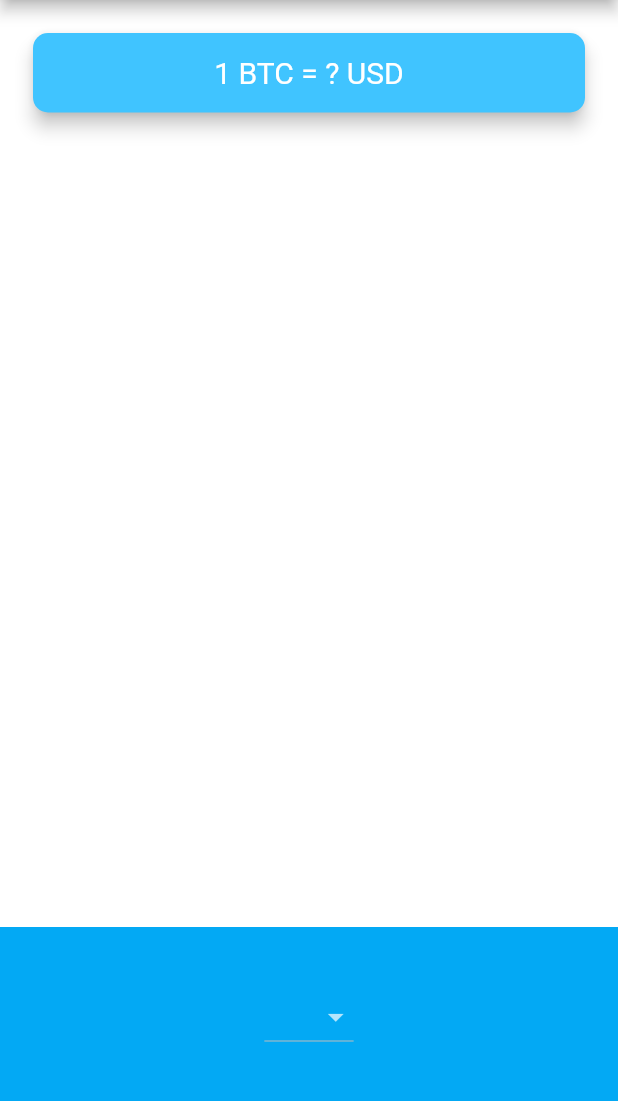
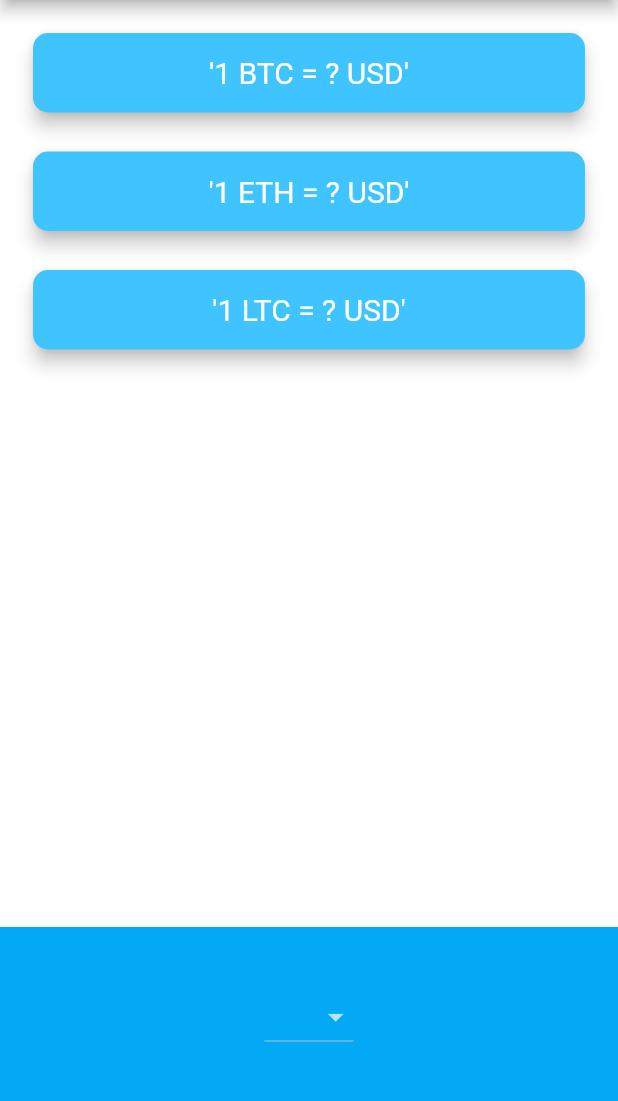
Before and after one commit to marcelom17/The-Complete-Flutter-Development-Bootcamp-with-Dart, a Flutter app: the screen it shows after launch, on a phone screen of 412 x 824 dp, the part 84-1185 px from its top. Run offline on Flutter 3.47's test engine with Material 2 defaults, Android fonts, the phone set to English and light mode, and no system bars; our stand-ins replace audioplayers, flutter_spinkit, font_awesome_flutter, geolocator, rflutter_alert; network calls fail.

Commit message:
[NEW] Final form for bitcoin ticker - checks rate for BTC, ETH & LTC

```diff
--- /dev/null
+++ b/Lesson 14 - Bitcoin Ticker/lib/Model/coin_model.dart
@@ -0,0 +1,41 @@
+// To parse this JSON data, do
+//
+//     final coin = coinFromJson(jsonString);
+
+import 'dart:convert';
+
+Coin coinFromJson(String str) => Coin.fromJson(json.decode(str));
+
+String coinToJson(Coin data) => json.encode(data.toJson());
+
+class Coin {
+  final DateTime time;
+  final String assetIdBase;
+  final String assetIdQuote;
+  final double rate;
+
+  Coin({
+    this.time,
+    this.assetIdBase,
+    this.assetIdQuote,
+    this.rate,
+  });
+
+  factory Coin.fromRawJson(String str) => Coin.fromJson(json.decode(str));
+
+  String toRawJson() => json.encode(toJson());
+
+  factory Coin.fromJson(Map<String, dynamic> json) => Coin(
+        time: DateTime.parse(json["time"]),
+        assetIdBase: json["asset_id_base"],
+        assetIdQuote: json["asset_id_quote"],
+        rate: json["rate"]?.toDouble(),
+      );
+
+  Map<String, dynamic> toJson() => {
+        "time": time.toIso8601String(),
+        "asset_id_base": assetIdBase,
+        "asset_id_quote": assetIdQuote,
+        "rate": rate,
+      };
+}
--- a/Lesson 14 - Bitcoin Ticker/lib/coin_data.dart
+++ b/Lesson 14 - Bitcoin Ticker/lib/coin_data.dart
@@ -1,31 +1,22 @@
-const List<String> currenciesList = [
-  'AUD',
-  'BRL',
-  'CAD',
-  'CNY',
-  'EUR',
-  'GBP',
-  'HKD',
-  'IDR',
-  'ILS',
-  'INR',
-  'JPY',
-  'MXN',
-  'NOK',
-  'NZD',
-  'PLN',
-  'RON',
-  'RUB',
-  'SEK',
-  'SGD',
-  'USD',
-  'ZAR'
-];
+import 'package:bitcoin_ticker/Model/coin_model.dart';
+import 'package:http/http.dart' as http;
+import 'dart:convert' as convert;
 
-const List<String> cryptoList = [
-  'BTC',
-  'ETH',
-  'LTC',
-];
+import 'constants.dart';
 
-class CoinData {}
+class CoinData {
+  Future<Coin> getCoinData(String from, String to) async {
+    var url = Uri.parse("$baseURL/$from/$to?apikey=$apiKey");
+
+    print(url.toString());
+
+    final http.Response response = await http.get(url);
+    return Coin.fromRawJson(response.body);
+    /* if (response.statusCode == 200) {
+      print("response: 200");
+      final coin = coinFromJson(response.body);
+    } else {
+      print("response code : ${response.statusCode}");
+    } */
+  }
+}
--- /dev/null
+++ b/Lesson 14 - Bitcoin Ticker/lib/constants.dart
@@ -0,0 +1,32 @@
+const String baseURL = "https://rest.coinapi.io/v1/exchangerate";
+const String apiKey = "YOU'RE_COIN_API_KEY";
+
+const List<String> currenciesList = [
+  'AUD',
+  'BRL',
+  'CAD',
+  'CNY',
+  'EUR',
+  'GBP',
+  'HKD',
+  'IDR',
+  'ILS',
+  'INR',
+  'JPY',
+  'MXN',
+  'NOK',
+  'NZD',
+  'PLN',
+  'RON',
+  'RUB',
+  'SEK',
+  'SGD',
+  'USD',
+  'ZAR'
+];
+
+const List<String> cryptoList = [
+  'BTC',
+  'ETH',
+  'LTC',
+];
--- a/Lesson 14 - Bitcoin Ticker/lib/price_screen.dart
+++ b/Lesson 14 - Bitcoin Ticker/lib/price_screen.dart
@@ -1,8 +1,12 @@
 import 'dart:io' show Platform;
+import 'dart:math';
 
+import 'package:bitcoin_ticker/Model/coin_model.dart';
 import 'package:bitcoin_ticker/coin_data.dart';
 import 'package:flutter/cupertino.dart';
 import 'package:flutter/material.dart';
+
+import 'constants.dart';
 
 class PriceScreen extends StatefulWidget {
   @override
@@ -11,6 +15,22 @@ class PriceScreen extends StatefulWidget {
 
 class _PriceScreenState extends State<PriceScreen> {
   String selectedCurrency = "USD";
+  String crypto = "BTC";
+
+  final service = CoinData();
+
+  @override
+  void initState() {
+    super.initState();
+    getCoinData("USD");
+  }
+
+  void getCoinData(String coin) async {
+    var data = await service.getCoinData(crypto, coin);
+    if (data != null) {
+      // print(data.rate.toString());
+    }
+  }
 
   DropdownButton<String> getAndroidDropdownButton() {
     List<DropdownMenuItem<String>> list = [];
@@ -30,30 +50,96 @@ class _PriceScreenState extends State<PriceScreen> {
     );
   }
 
-  CupertinoPicker getiOSPicker() {
+  List<Widget> getiOSPickerList() {
     List<Widget> list = [];
     for (var value in currenciesList) {
       list.add(Text(value));
     }
-    return CupertinoPicker(
-        itemExtent: 34.0,
-        onSelectedItemChanged: ((value) {
-          print("pos: $value");
-        }),
-        children: list);
+    return list;
+  }
+
+  NotificationListener iOSPickerNotifier(List<Widget> list) {
+    return NotificationListener<ScrollEndNotification>(
+      onNotification: (notification) {
+        if (notification.metrics is! FixedExtentMetrics) {
+          return false;
+        }
+        final index = (notification.metrics as FixedExtentMetrics).itemIndex;
+
+        // This would be your callback function. Could use items[index]
+        // or something if that's more appropriate of course.
+        //onItemChanged(index);
+        print("position: $index - item: ${list[index]}");
+        Text selected = list[index] as Text;
+        setState(() {
+          selectedCurrency = selected.data;
+        });
+
+        // False allows the event to bubble up further
+        return false;
+      },
+      child: CupertinoPicker(
+          itemExtent: 34.0, onSelectedItemChanged: null, children: list),
+    );
   }
 
   @override
   Widget build(BuildContext context) {
+    final coin = service.getCoinData(cryptoList[0], selectedCurrency);
+    final coin2 = service.getCoinData(cryptoList[1], selectedCurrency);
+    final coin3 = service.getCoinData(cryptoList[2], selectedCurrency);
+
     return Scaffold(
       appBar: AppBar(
         title: Text('🤑 Coin Ticker'),
       ),
       body: Column(
-        mainAxisAlignment: MainAxisAlignment.spaceBetween,
+        mainAxisAlignment: MainAxisAlignment.start,
         crossAxisAlignment: CrossAxisAlignment.stretch,
         children: <Widget>[
-          Padding(
+          CoinWidget(
+              coin: coin,
+              crypto: cryptoList[0],
+              selectedCurrency: selectedCurrency),
+          CoinWidget(
+              coin: coin2,
+              crypto: cryptoList[1],
+              selectedCurrency: selectedCurrency),
+          CoinWidget(
+              coin: coin3,
+              crypto: cryptoList[2],
+              selectedCurrency: selectedCurrency),
+          Spacer(),
+          Container(
+            height: 150.0,
+            alignment: Alignment.center,
+            padding: EdgeInsets.only(bottom: 30.0),
+            color: Colors.lightBlue,
+            child: Platform.isIOS
+                ? iOSPickerNotifier(getiOSPickerList())
+                : getAndroidDropdownButton(),
+          ),
+        ],
+      ),
+    );
+  }
+}
+
+class CoinWidget extends StatelessWidget {
+  const CoinWidget({
+    Key key,
+    @required this.coin,
+    @required this.crypto,
+    @required this.selectedCurrency,
+  }) : super(key: key);
+
+  final Future<Coin> coin;
+  final String crypto;
+  final String selectedCurrency;
+
+  @override
+  Widget build(BuildContext context) {
+    return Padding(
       padding: EdgeInsets.fromLTRB(18.0, 18.0, 18.0, 0),
       child: Card(
         color: Colors.lightBlueAccent,
@@ -63,26 +149,40 @@ class _PriceScreenState extends State<PriceScreen> {
         ),
         child: Padding(
           padding: EdgeInsets.symmetric(vertical: 15.0, horizontal: 28.0),
-                child: Text(
-                  '1 BTC = ? USD',
+          child: FutureBuilder(
+              future: coin,
+              builder: (context, snapshot) {
+                if (snapshot.hasError) {
+                  return CoinText("'1 $crypto = ? $selectedCurrency'");
+                } else {
+                  final coinData = snapshot.data as Coin;
+                  return CoinText(
+                      "'1 $crypto = ${truncateToDecimalPlaces(coinData.rate, 3)} $selectedCurrency'");
+                }
+              }),
+        ),
+      ),
+    );
+  }
+}
+
+double truncateToDecimalPlaces(num value, int fractionalDigits) =>
+    (value * pow(10, fractionalDigits)).truncate() / pow(10, fractionalDigits);
+
+class CoinText extends StatelessWidget {
+  final String text;
+
+  CoinText(this.text);
+
+  @override
+  Widget build(BuildContext context) {
+    return Text(
+      text,
       textAlign: TextAlign.center,
       style: TextStyle(
         fontSize: 20.0,
         color: Colors.white,
       ),
-                ),
-              ),
-            ),
-          ),
-          Container(
-            height: 150.0,
-            alignment: Alignment.center,
-            padding: EdgeInsets.only(bottom: 30.0),
-            color: Colors.lightBlue,
-            child: Platform.isIOS ? getiOSPicker() : getAndroidDropdownButton(),
-          ),
-        ],
-      ),
     );
   }
 }
--- a/Lesson 14 - Bitcoin Ticker/pubspec.yaml
+++ b/Lesson 14 - Bitcoin Ticker/pubspec.yaml
@@ -10,6 +10,8 @@ dependencies:
     sdk: flutter
 
   cupertino_icons: ^0.1.2
+  http: ^0.13.6
+
 
 dev_dependencies:
   flutter_test:
```
Also changed, not shown: 6 other files. Lines whose indentation alone changed are shown as unchanged.
